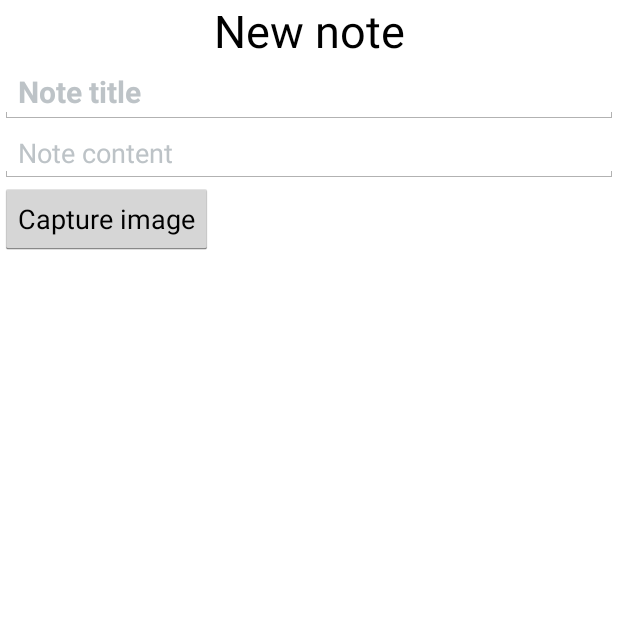
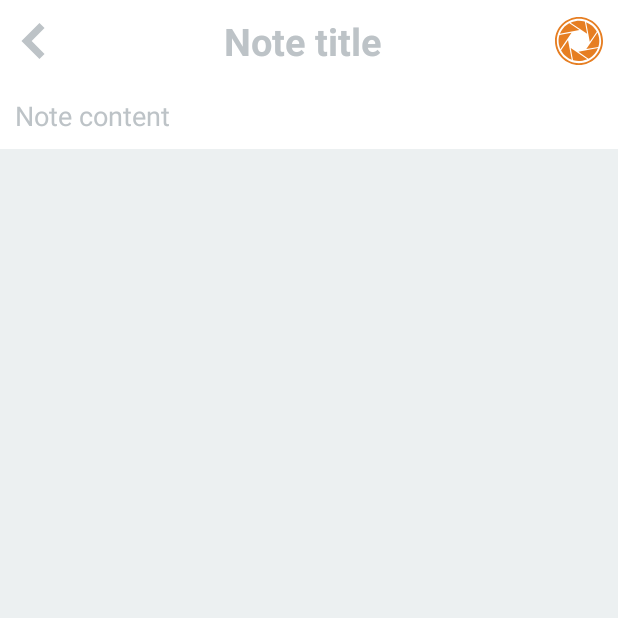
Before and after one commit to p2ild/NoteAppLastProject, an Android app: the screen it shows after launch (MainActivity), after a tap on an icon or button, on a phone screen of 412 x 824 dp, the top half of it. Run offline under Robolectric (Android 15) with nearby library versions, the phone set to English and light mode, and no system bars.

Commit message:
8/28/2016
Add edit delete success
Main,edit,add UI success

```diff
--- a/NoteToEveryThing/app/src/main/java/com/p2ild/notetoeverything/MyPagerAdapter.java
+++ b/NoteToEveryThing/app/src/main/java/com/p2ild/notetoeverything/MyPagerAdapter.java
@@ -10,6 +10,7 @@ import android.widget.ImageView;
 import android.widget.TextView;
 
 import com.bumptech.glide.Glide;
+import com.bumptech.glide.Priority;
 
 import java.io.File;
 
@@ -56,7 +57,7 @@ public class MyPagerAdapter extends PagerAdapter {
                 .with(container.getContext())
                 .load(new File(cursor.getString(DatabaseManager.COLUMN_PATH_IMAGE_NOTE)))
 //                .fitCenter()
-                .thumbnail(2f)
+                .priority(Priority.IMMEDIATE)
                 .placeholder(R.drawable.placeholder)
                 .into(img);
         container.addView(rootView);
--- a/NoteToEveryThing/app/src/main/java/com/p2ild/notetoeverything/NoteAdapter.java
+++ b/NoteToEveryThing/app/src/main/java/com/p2ild/notetoeverything/NoteAdapter.java
@@ -55,9 +55,9 @@ public class NoteAdapter extends RecyclerView.Adapter<NoteAdapter.Holder> implem
         Glide
                 .with(context)
                 .load(new File(cursor.getString(DatabaseManager.COLUMN_PATH_IMAGE_NOTE)))
-//                .placeholder(R.drawable.placeholder)
-//                .crossFade()
-                .thumbnail(0.1f)
+                .placeholder(R.drawable.placeholder)
+                .crossFade()
+                .thumbnail(0.5f)
                 .into(holder.imgPreview);
         holder.card.setOnTouchListener(this);
     }
--- a/NoteToEveryThing/app/src/main/java/com/p2ild/notetoeverything/RecycleViewOnItemTouch.java
+++ b/NoteToEveryThing/app/src/main/java/com/p2ild/notetoeverything/RecycleViewOnItemTouch.java
@@ -52,8 +52,6 @@ public class RecycleViewOnItemTouch implements RecyclerView.OnItemTouchListener
             onItemClick.onActionFocus(e.getRawX(),e.getRawY());
         }
 
-//        Log.d(TAG,"motionEvent: "+e);
-//        Log.d(TAG, "onInterceptTouchEvent: " + gestureDetector.onTouchEvent(e));
         return false;
     }
 
--- a/NoteToEveryThing/app/src/main/java/com/p2ild/notetoeverything/frgment/FragmentMain.java
+++ b/NoteToEveryThing/app/src/main/java/com/p2ild/notetoeverything/frgment/FragmentMain.java
@@ -58,7 +58,7 @@ public class FragmentMain extends Fragment implements View.OnClickListener {
     private Handler handler;
     private RecyclerView.OnItemTouchListener rcvOnItemTouchListioner;
     private CustomStaggeredGridLayoutManager customStaggeredGridLayoutManager;//Custom view cho phép dừng hoặc tiếp tục scroll recycleView
-    private boolean isLongClick;//Khônng cho phép Action focus thực thi khi chưa long click
+    private boolean isLongClick;//Khônng cho phép ACTION_FOCUS và ACTION_UP thực thi khi chưa LONG_CLICK
 
     public FragmentMain(Cursor cursor) {
         this.cursor = cursor;
@@ -96,6 +96,7 @@ public class FragmentMain extends Fragment implements View.OnClickListener {
         rcv.setHasFixedSize(true);
         customStaggeredGridLayoutManager = new CustomStaggeredGridLayoutManager(2, StaggeredGridLayoutManager.VERTICAL);
         rcv.setLayoutManager(customStaggeredGridLayoutManager);
+        customStaggeredGridLayoutManager.setCanScroll(true);
 
 
         rcv.setAdapter(noteAdapter);
@@ -111,7 +112,6 @@ public class FragmentMain extends Fragment implements View.OnClickListener {
             public void onLongClick(View view, int position, float rawX, float rawY) {
                 // TODO: 8/26/2016 Lần đầu tiên load float option sai vị trí
                 isLongClick = true;
-                Log.d(TAG, "onLongClick: ");
                 rlFloatOption.setX(rawX - rlFloatOption.getWidth() / 2);
                 rlFloatOption.setY(rawY - 200 - rlFloatOption.getHeight() / 2);
 
@@ -130,7 +130,6 @@ public class FragmentMain extends Fragment implements View.OnClickListener {
                 if(!isLongClick){
                     return;
                 }
-                Log.d(TAG, "onActionFocus: ");
                 switchButton(rawX, rawY);
                 switch (buttonFloatOption) {
                     case BUTTON_EDIT:
@@ -164,8 +163,9 @@ public class FragmentMain extends Fragment implements View.OnClickListener {
 
             @Override
             public void onActionUp(float rawX, float rawY) {
-                Log.d(TAG, "onActionUp: ");
-                isLongClick=false;
+                if(!isLongClick){
+                    return;
+                }
                 switchButton(rawX, rawY);
                 switch (buttonFloatOption) {
                     case BUTTON_EDIT:
@@ -212,7 +212,8 @@ public class FragmentMain extends Fragment implements View.OnClickListener {
                         rlFloatOption.setVisibility(View.GONE);
                         break;
                 }
-                buttonFloatOption=BUTTON_UNSELECTED;//Đặt lại default button tránh action focus nhảy lấy dữ button cũ để chạy
+                isLongClick=false;
+//                buttonFloatOption=BUTTON_UNSELECTED;//Đặt lại default button tránh action focus nhảy lấy dữ button cũ để chạy
                 customStaggeredGridLayoutManager.setCanScroll(true);
             }
         });
--- /dev/null
+++ b/NoteToEveryThing/app/src/main/res/drawable/edit_text.xml
@@ -0,0 +1,6 @@
+<?xml version="1.0" encoding="utf-8"?>
+<shape xmlns:android="http://schemas.android.com/apk/res/android">
+    <solid android:color="@color/bg_edit_text"
+        />
+
+</shape>
--- /dev/null
+++ b/NoteToEveryThing/app/src/main/res/drawable/ic_camera_lens.xml
@@ -0,0 +1,33 @@
+<vector xmlns:android="http://schemas.android.com/apk/res/android"
+    android:width="32dp"
+    android:height="32dp"
+    android:viewportHeight="28.3"
+    android:viewportWidth="28.3">
+    <path
+        android:fillColor="#e67e22"
+        android:pathData="M8.495,3.628c0,0 -3.556,1.322 -5.656,6.294l11.585,-2.19L8.495,3.628z" />
+    <path
+        android:fillColor="#e67e22"
+        android:pathData="M2.664,10.631c0,0 -1.568,3.455 0.481,8.448l6.612,-9.763L2.664,10.631z" />
+    <path
+        android:fillColor="#e67e22"
+        android:pathData="M3.588,19.571c0,0 1.322,3.556 6.294,5.656L7.693,13.64L3.588,19.571z" />
+    <path
+        android:fillColor="#e67e22"
+        android:pathData="M10.591,25.401c0,0 3.455,1.567 8.448,-0.481l-9.763,-6.61L10.591,25.401z" />
+    <path
+        android:fillColor="#e67e22"
+        android:pathData="M19.722,24.629c0,0 3.557,-1.322 5.656,-6.296l-11.586,2.189L19.722,24.629z" />
+    <path
+        android:fillColor="#e67e22"
+        android:pathData="M25.071,9.177l-6.61,9.763l7.093,-1.316C25.554,17.625 27.12,14.17 25.071,9.177z" />
+    <path
+        android:fillColor="#e67e22"
+        android:pathData="M24.628,8.685c0,0 -1.322,-3.556 -6.295,-5.655l2.189,11.585L24.628,8.685z" />
+    <path
+        android:fillColor="#e67e22"
+        android:pathData="M17.624,2.855c0,0 -3.453,-1.568 -8.447,0.482l9.764,6.61L17.624,2.855z" />
+    <path
+        android:fillColor="#e67e22"
+        android:pathData="M14.151,0C6.336,0 0,6.336 0,14.15C0,21.963 6.335,28.3 14.151,28.3c7.813,0 14.149,-6.338 14.149,-14.15C28.301,6.336 21.965,0 14.151,0zM14.151,27.206c-7.199,0 -13.057,-5.857 -13.057,-13.056S6.952,1.094 14.151,1.094c7.197,0 13.055,5.857 13.055,13.056C27.206,21.349 21.348,27.206 14.151,27.206z" />
+</vector>
--- /dev/null
+++ b/NoteToEveryThing/app/src/main/res/drawable/ic_left_arrow_angle.xml
@@ -0,0 +1,9 @@
+<vector xmlns:android="http://schemas.android.com/apk/res/android"
+    android:width="24dp"
+    android:height="24dp"
+    android:viewportHeight="199.404"
+    android:viewportWidth="199.404">
+    <path
+        android:fillColor="#bdc3c7"
+        android:pathData="M135.41,0l-99.7,99.7l99.7,99.7l28.28,-28.29l-71.42,-71.42l71.42,-71.42z" />
+</vector>
--- a/NoteToEveryThing/app/src/main/res/layout/frg_add_note.xml
+++ b/NoteToEveryThing/app/src/main/res/layout/frg_add_note.xml
@@ -2,21 +2,19 @@
 <LinearLayout xmlns:android="http://schemas.android.com/apk/res/android"
     android:orientation="vertical" android:layout_width="match_parent"
     android:layout_height="match_parent"
-    android:background="@color/bg_item_title"
-    >
-    <TextView
-        android:layout_width="match_parent"
-        android:layout_height="wrap_content"
-        android:textSize="30sp"
-        android:text="New note"
-        android:textColor="@color/color_primary_text"
-        android:gravity="center"/>
+    android:background="@color/bg_frg_add_note">
+
         <EditText
             android:id="@+id/ed_note_title"
+            android:gravity="center"
             android:layout_width="match_parent"
             android:layout_height="wrap_content"
             android:hint="Note title"
-        android:textSize="20sp"
+            android:background="@drawable/edit_text"
+            android:drawableLeft="@drawable/ic_left_arrow_angle"
+            android:drawableRight="@drawable/ic_camera_lens"
+            android:padding="10dp"
+            android:textSize="25sp"
             android:textStyle="bold"
             android:textColor="@color/color_primary_text"
             android:textColorHint="@color/color_secondary_text"
@@ -26,15 +24,12 @@
         android:id="@+id/ed_note_content"
         android:layout_width="match_parent"
         android:layout_height="wrap_content"
+        android:padding="10dp"
+        android:background="@drawable/edit_text"
         android:hint="Note content"
         android:textColor="@color/color_primary_text"
         android:textColorHint="@color/color_secondary_text"
         />
 
-    <Button
-        android:id="@+id/bt_capture_image"
-        android:layout_width="wrap_content"
-        android:layout_height="wrap_content"
-        android:text="Capture image"
-        />
+
 </LinearLayout>
--- a/NoteToEveryThing/app/src/main/res/values/colors.xml
+++ b/NoteToEveryThing/app/src/main/res/values/colors.xml
@@ -10,4 +10,6 @@
     <color name="bg_transparent">#00ffffff</color>
     <color name="bg_item_title">#FFFFFF</color>
     <color name="color_tranparent">#00FFFFFF</color>
+    <color name="bg_edit_text">#FFFFFF</color>
+    <color name="bg_frg_add_note">#ecf0f1</color>
 </resources>
```
Also changed, not shown: NoteToEveryThing/app/src/main/java/com/p2ild/notetoeverything/DatabaseManager.java (+19 -10 lines), NoteToEveryThing/app/src/main/java/com/p2ild/notetoeverything/activity/MainActivity.java (+8 -5 lines), NoteToEveryThing/app/src/main/java/com/p2ild/notetoeverything/frgment/FrgAddNote.java (+38 -28 lines), NoteToEveryThing/app/src/main/java/com/p2ild/notetoeverything/frgment/FrgEdit.java (+42 -13 lines), NoteToEveryThing/app/src/main/res/drawable/ic_save.xml (added, +5 -0 lines), NoteToEveryThing/app/src/main/res/drawable/ic_app_note.png. Lines whose indentation alone changed are shown as unchanged.
